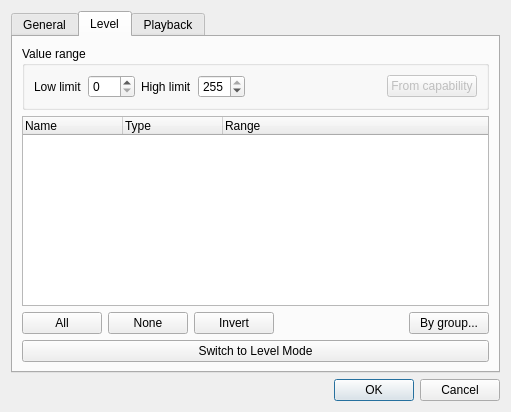
The window that ui/src/vcsliderproperties.ui (mcallegari/qlcplus) describes before a commit, drawn with Qt 5.
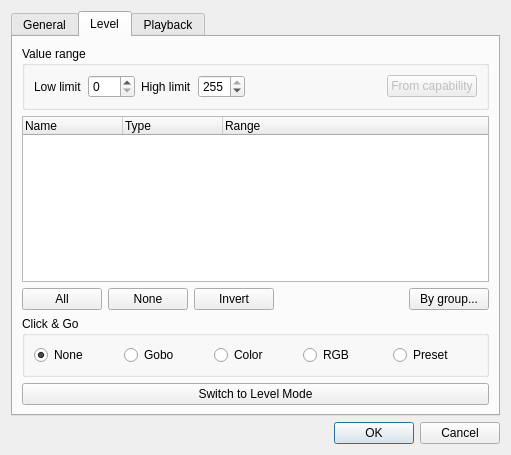
The same window after the commit. The open tabs and pages were chosen to show the change. Icons and pictures are not drawn.

Commit message:
HUGE commit. Started to introduce "Click And Go" technology
Basically it's going to be possible to have a shortcut button on every Virtual Console
slider to quick access the common functionalities of the associated channels (gobos, colors, presets, RGB)
The selection is easy and visual.

With this commit Click&Go primary colors are available.
Also it is possible to add a bitmap to a gobo/preset channel in the Fixture Editor.
However, this is still an incomplete work

More to come :)

The edit to the form file:
```diff
--- a/ui/src/vcsliderproperties.ui
+++ b/ui/src/vcsliderproperties.ui
@@ -7,7 +7,7 @@
     <x>0</x>
     <y>0</y>
     <width>511</width>
-    <height>412</height>
+    <height>455</height>
    </rect>
   </property>
   <property name="windowTitle">
@@ -359,6 +359,59 @@
          </item>
         </layout>
        </item>
+       <item>
+        <widget class="QGroupBox" name="m_clickngoGroup">
+         <property name="sizePolicy">
+          <sizepolicy hsizetype="Preferred" vsizetype="Minimum">
+           <horstretch>0</horstretch>
+           <verstretch>0</verstretch>
+          </sizepolicy>
+         </property>
+         <property name="title">
+          <string>Click &amp;&amp; Go</string>
+         </property>
+         <layout class="QHBoxLayout" name="horizontalLayout_4">
+          <item>
+           <widget class="QRadioButton" name="m_cngNoneCheck">
+            <property name="text">
+             <string>None</string>
+            </property>
+            <property name="checked">
+             <bool>true</bool>
+            </property>
+           </widget>
+          </item>
+          <item>
+           <widget class="QRadioButton" name="m_cngGoboCheck">
+            <property name="text">
+             <string>Gobo</string>
+            </property>
+           </widget>
+          </item>
+          <item>
+           <widget class="QRadioButton" name="m_cngColorCheck">
+            <property name="text">
+             <string>Color</string>
+            </property>
+           </widget>
+          </item>
+          <item>
+           <widget class="QRadioButton" name="m_cngRGBCheck">
+            <property name="text">
+             <string>RGB</string>
+            </property>
+           </widget>
+          </item>
+          <item>
+           <widget class="QRadioButton" name="m_cngPresetCheck">
+            <property name="text">
+             <string>Preset</string>
+            </property>
+           </widget>
+          </item>
+         </layout>
+        </widget>
+       </item>
        <item>
         <spacer name="m_levelSpacer">
          <property name="orientation">
```
Left out of the diff: 1 changed line with no effect on the pictures. The commit also changes 18 other files.
